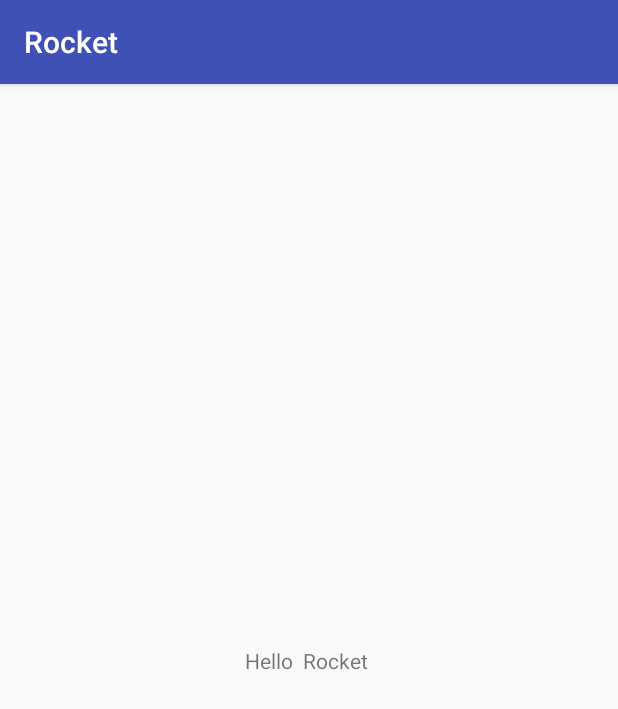
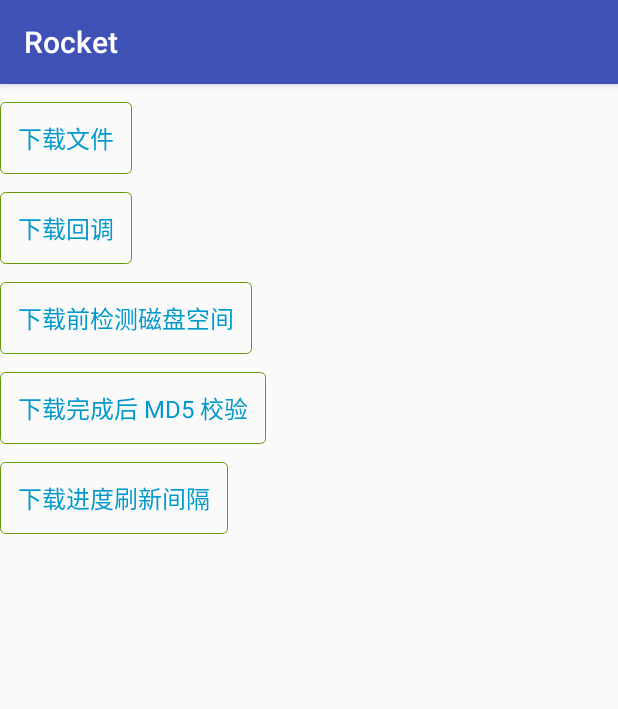
Before and after one commit to ilpanda/Rocket, an Android app: the screen it shows after launch (MainActivity), on a phone screen of 412 x 824 dp. Shown: the top 709 px of the screen. Run offline under Robolectric (Android 15) with nearby library versions, the phone set to English and light mode, and no system bars; pictures from the network do not load.

Commit message:
update  doc

```diff
--- /dev/null
+++ b/app/src/main/res/drawable/bg_tv.xml
@@ -0,0 +1,6 @@
+<?xml version="1.0" encoding="utf-8"?>
+<shape xmlns:android="http://schemas.android.com/apk/res/android">
+    <corners android:radius="3dp" />
+    <stroke android:color="@android:color/holo_green_dark"  android:width="0.5dp" />
+
+</shape>
--- a/app/src/main/res/layout/activity_main.xml
+++ b/app/src/main/res/layout/activity_main.xml
@@ -1,16 +1,47 @@
 <?xml version="1.0" encoding="utf-8"?>
-<android.support.constraint.ConstraintLayout xmlns:android="http://schemas.android.com/apk/res/android"
-    xmlns:app="http://schemas.android.com/apk/res-auto"
+<LinearLayout xmlns:android="http://schemas.android.com/apk/res/android"
     android:layout_width="match_parent"
-    android:layout_height="match_parent">
+    android:layout_height="match_parent"
+    android:orientation="vertical">
+
 
     <TextView
+        android:id="@+id/download"
+        style="@style/DownloadTextTheme"
         android:layout_width="wrap_content"
         android:layout_height="wrap_content"
-        android:text="Hello  Rocket "
-        app:layout_constraintBottom_toBottomOf="parent"
-        app:layout_constraintLeft_toLeftOf="parent"
-        app:layout_constraintRight_toRightOf="parent"
-        app:layout_constraintTop_toTopOf="parent" />
+        android:text="下载文件" />
 
-</android.support.constraint.ConstraintLayout>
+    <TextView
+        android:id="@+id/download_callback"
+        style="@style/DownloadTextTheme"
+        android:layout_width="wrap_content"
+        android:layout_height="wrap_content"
+        android:text="下载回调" />
+
+
+    <TextView
+        android:id="@+id/check_disk_space"
+        style="@style/DownloadTextTheme"
+        android:layout_width="wrap_content"
+        android:layout_height="wrap_content"
+        android:text="下载前检测磁盘空间" />
+
+
+    <TextView
+        android:id="@+id/download_checksum"
+        style="@style/DownloadTextTheme"
+        android:layout_width="wrap_content"
+        android:layout_height="wrap_content"
+        android:text="下载完成后 MD5 校验" />
+
+
+    <TextView
+        android:id="@+id/download_interval"
+        style="@style/DownloadTextTheme"
+        android:layout_width="wrap_content"
+        android:layout_height="wrap_content"
+        android:text="下载进度刷新间隔" />
+
+
+</LinearLayout>
--- a/app/src/main/res/values/styles.xml
+++ b/app/src/main/res/values/styles.xml
@@ -8,4 +8,13 @@
         <item name="colorAccent">@color/colorAccent</item>
     </style>
 
+
+    <style name="DownloadTextTheme">
+        <item name="android:textColor">@android:color/holo_blue_dark</item>
+        <item name="android:textSize">16sp</item>
+        <item name="android:padding">12dp</item>
+        <item name="android:background">@drawable/bg_tv</item>
+        <item name="android:layout_marginTop">12dp</item>
+    </style>
+
 </resources>
```
Also changed, not shown: app/src/main/java/com/ilpanda/example/MainActivity.java (+83 -11 lines), 1 other file.
